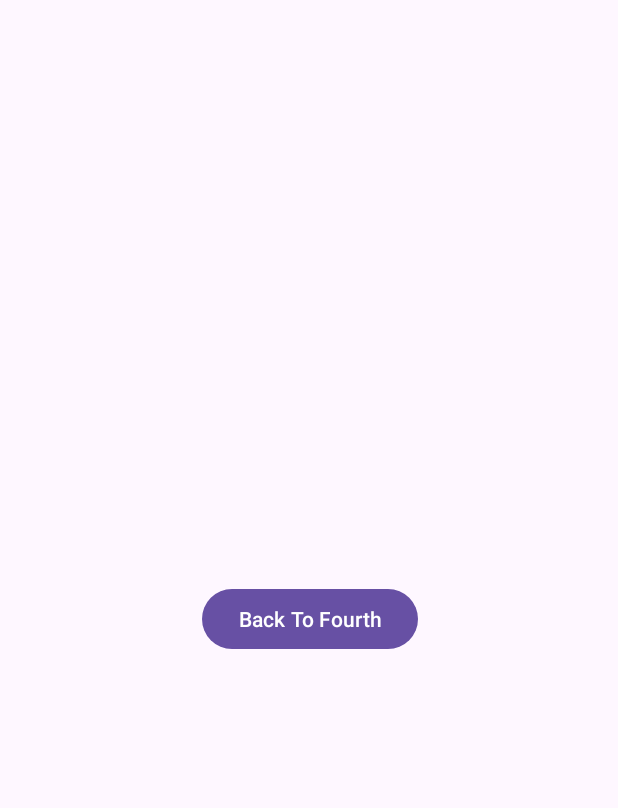
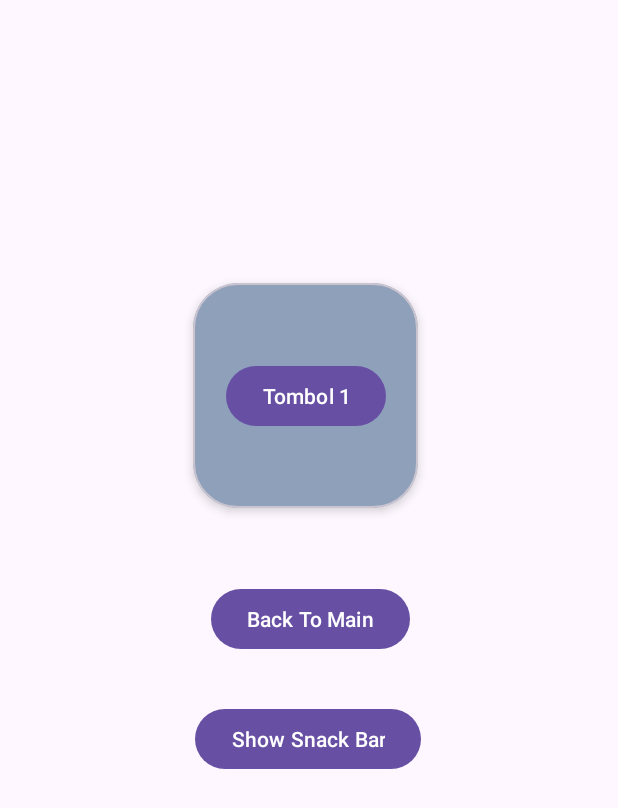
Before and after one commit to RZchive/Proxima_Centauri_B_Owen_3TIE, an Android app: the screen it shows after launch (FourthActivity), after a tap on "To Fourth Activity", on a phone screen of 412 x 824 dp. Shown: the top 808 px of the screen. Run offline under Robolectric (Android 15) with nearby library versions, the phone set to English and light mode, and no system bars.

Commit message:
Dialog, Pop Up Components & MaterialCardView

```diff
--- a/app/src/main/java/com/example/proxima_centauri_b_owen_3tie/MainActivity.kt
+++ b/app/src/main/java/com/example/proxima_centauri_b_owen_3tie/MainActivity.kt
@@ -11,11 +11,13 @@ import com.example.proxima_centauri_b_owen_3tie.databinding.ActivityFourthBindin
 import com.example.proxima_centauri_b_owen_3tie.databinding.ActivityMainBinding
 import com.example.proxima_centauri_b_owen_3tie.pertemuan3.ThirdResultActivity
 import com.example.proxima_centauri_b_owen_3tie.pertemuan_4.FourthActivity
+import com.google.android.material.dialog.MaterialAlertDialogBuilder
 
 class MainActivity : AppCompatActivity() {
     private lateinit var binding: ActivityMainBinding
     override fun onCreate(savedInstanceState: Bundle?) {
         super.onCreate(savedInstanceState)
+        Log.e("onCreate", "Main Activity dibuat pertama kali")
         enableEdgeToEdge()
         binding = ActivityMainBinding.inflate(layoutInflater)
         setContentView(binding.root)
@@ -26,9 +28,36 @@ class MainActivity : AppCompatActivity() {
         }
 
         binding.btnToFourth.setOnClickListener {
-            Log.e("Klik Button Submit", "Pindah Halaman")
+
             val intent = Intent(this, FourthActivity::class.java)
+            intent.putExtra("name", "Politeknik Caltex Riau")
+            intent.putExtra("from", "Rumbai")
+            intent.putExtra("age", 25)
             startActivity(intent)
+            finish()
+        }
+        binding.btnShowAlertDialog.setOnClickListener {
+            MaterialAlertDialogBuilder(this)
+                .setTitle("Konfirmasi")
+                .setMessage("Apakah Anda yakin ingin melanjutkan?")
+                .setPositiveButton("Ya") { dialog, _ ->
+                    dialog.dismiss()
+                    Log.e("Info Dialog","Anda memilih Ya!")
+                }
+                .setNegativeButton("Batal") { dialog, _ ->
+                    dialog.dismiss()
+                    Log.e("Info Dialog","Anda memilih Tidak!")
+                }
+                .show()
         }
     }
+    override fun onStart() {
+        super.onStart()
+        Log.e("onStart", "onStart: Main Activity terlihat di layar")
+    }
+
+    override fun onDestroy() {
+        super.onDestroy()
+        Log.e("onDestroy", "Main Activity dihapus dari stack")
+    }
 }
--- a/app/src/main/java/com/example/proxima_centauri_b_owen_3tie/pertemuan_4/FourthActivity.kt
+++ b/app/src/main/java/com/example/proxima_centauri_b_owen_3tie/pertemuan_4/FourthActivity.kt
@@ -11,11 +11,13 @@ import com.example.proxima_centauri_b_owen_3tie.MainActivity
 import com.example.proxima_centauri_b_owen_3tie.R
 import com.example.proxima_centauri_b_owen_3tie.databinding.ActivityFourthBinding
 import com.example.proxima_centauri_b_owen_3tie.databinding.ActivityMainBinding
+import com.google.android.material.snackbar.Snackbar
 
 
 class FourthActivity : AppCompatActivity() {
     private lateinit var binding: ActivityFourthBinding
     override fun onCreate(savedInstanceState: Bundle?) {
+        Log.e("onCreate", "Fourth Activity dibuat pertama kali")
         super.onCreate(savedInstanceState)
         enableEdgeToEdge()
         binding = ActivityFourthBinding.inflate(layoutInflater)
@@ -25,11 +27,30 @@ class FourthActivity : AppCompatActivity() {
             v.setPadding(systemBars.left, systemBars.top, systemBars.right, systemBars.bottom)
             insets
         }
-
+        val name = intent.getStringExtra("name")
+        val from = intent.getStringExtra("from")
+        val age = intent.getIntExtra("age",0)
         binding.btnToMain.setOnClickListener {
-            Log.e("Klik Button Submit", "Pindah Halaman")
+            Log.e("Data Intent","Nama: $name , Usia: $age, Asal: $from")
             val intent = Intent(this, MainActivity::class.java)
             startActivity(intent)
+            finish()
+        }
+        binding.btnShowSnackbar.setOnClickListener {
+            Snackbar.make(binding.root, "Ini adalah Snackbar", Snackbar.LENGTH_SHORT)
+                .setAction("Tutup"){
+                    Log.e("Info Snackbar","Snackbar ditutup")
+                }
+                .show()
         }
     }
+    override fun onStart() {
+        super.onStart()
+        Log.e("onStart", "onStart: Fourth Activity terlihat di layar")
+    }
+
+    override fun onDestroy() {
+        super.onDestroy()
+        Log.e("onDestroy", "Fourth Activity dihapus dari stack")
+    }
 }
--- a/app/src/main/res/layout/activity_fourth.xml
+++ b/app/src/main/res/layout/activity_fourth.xml
@@ -15,11 +15,57 @@
         android:layout_marginTop="342dp"
         android:layout_marginEnd="160dp"
         android:layout_marginBottom="341dp"
-        android:text="Back To Fourth"
+        android:text="Back To Main"
         app:layout_constraintBottom_toBottomOf="parent"
         app:layout_constraintEnd_toEndOf="parent"
         app:layout_constraintHorizontal_bias="0.5"
         app:layout_constraintStart_toStartOf="parent"
         app:layout_constraintTop_toTopOf="parent"
         app:layout_constraintVertical_bias="0.5" />
+
+    <Button
+        android:id="@+id/btnShowSnackbar"
+        android:layout_width="wrap_content"
+        android:layout_height="wrap_content"
+        android:text="Show Snack Bar"
+        app:layout_constraintBottom_toBottomOf="parent"
+        app:layout_constraintEnd_toEndOf="parent"
+        app:layout_constraintHorizontal_bias="0.498"
+        app:layout_constraintStart_toStartOf="parent"
+        app:layout_constraintTop_toBottomOf="@+id/btnToMain"
+        app:layout_constraintVertical_bias="0.095" />
+
+    <com.google.android.material.card.MaterialCardView
+        android:layout_width="150dp"
+        android:layout_height="150dp"
+        android:backgroundTint="@color/gray"
+        app:cardCornerRadius="30dp"
+        app:cardElevation="4dp"
+        app:layout_constraintBottom_toBottomOf="parent"
+        app:layout_constraintEnd_toEndOf="parent"
+        app:layout_constraintHorizontal_bias="0.49"
+        app:layout_constraintStart_toStartOf="parent"
+        app:layout_constraintTop_toTopOf="parent"
+        app:layout_constraintVertical_bias="0.28">
+
+        <androidx.constraintlayout.widget.ConstraintLayout
+            android:layout_width="match_parent"
+            android:layout_height="match_parent"
+            android:layout_margin="15dp"
+            app:layout_constraintEnd_toEndOf="parent"
+            app:layout_constraintHorizontal_bias="0.5"
+            app:layout_constraintStart_toStartOf="parent">
+
+            <Button
+                android:id="@+id/btn1"
+                android:layout_width="wrap_content"
+                android:layout_height="wrap_content"
+                android:text="Tombol 1"
+                app:flow_horizontalBias="1.0"
+                app:layout_constraintBottom_toBottomOf="parent"
+                app:layout_constraintEnd_toEndOf="parent"
+                app:layout_constraintStart_toStartOf="parent"
+                app:layout_constraintTop_toTopOf="parent" />
+        </androidx.constraintlayout.widget.ConstraintLayout>
+    </com.google.android.material.card.MaterialCardView>
 </androidx.constraintlayout.widget.ConstraintLayout>
--- a/app/src/main/res/values/colors.xml
+++ b/app/src/main/res/values/colors.xml
@@ -4,4 +4,5 @@
     <color name="white">#FFFFFFFF</color>
     <color name="green">#50ba68</color>
     <color name="gray">#8ea0ba</color>
+    <color name="LightBlue">#F64A89E7</color>
 </resources>
```
Also changed, not shown: app/src/main/res/layout/activity_main.xml (+13 -0 lines).
